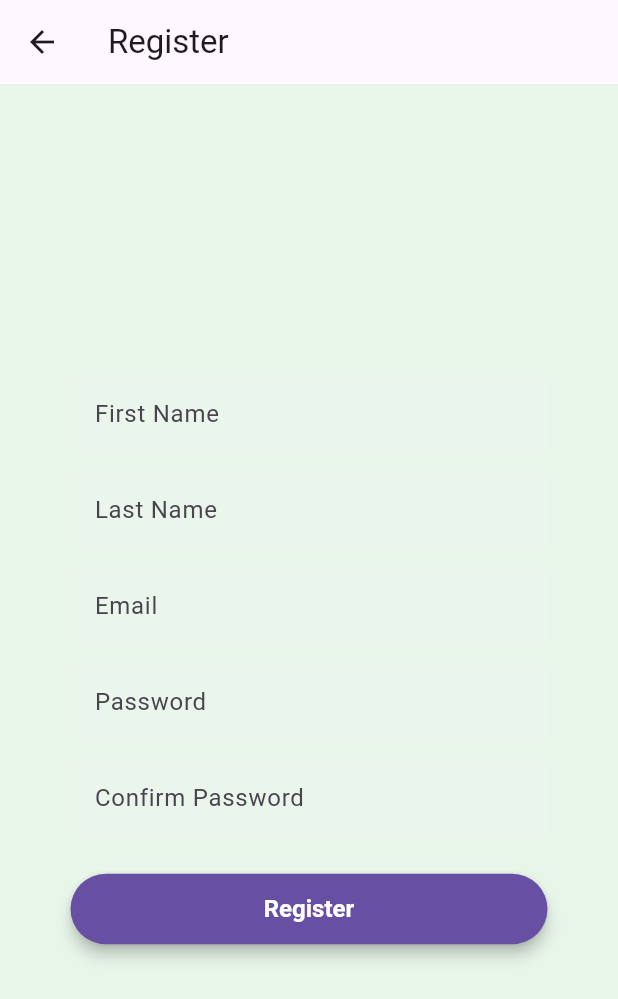
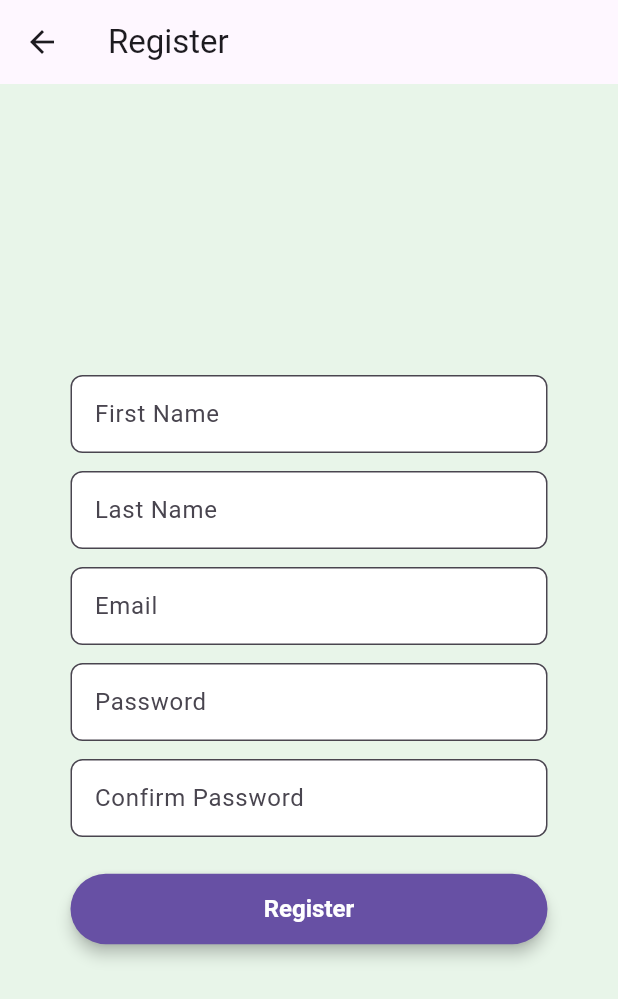
Before and after one commit to mutumamunyua/crophealthai_mobile, a Flutter app: the LoginScreen screen opened directly, after a tap on "Login", after a tap on "Register", on a phone screen of 412 x 824 dp. Shown: the top 999 px of the screen. Run offline on Flutter 3.47's test engine with Material 3 defaults, Android fonts, the light colour scheme and no system bars; our stand-ins replace firebase_auth, firebase_core, geolocator, image_picker, intl_phone_field, shared_preferences; accounts and stored records are empty; network calls fail.

Commit message:
fix: Improve UI and visibility on email login screen

```diff
--- a/lib/screens/login_screen.dart
+++ b/lib/screens/login_screen.dart
@@ -31,6 +31,7 @@
       _error = null;
     });
 
+    try {
       final resp = await http.post(
         Uri.parse('$backendBaseURL/auth/login'),
         headers: {'Content-Type': 'application/json'},
@@ -45,7 +46,6 @@
         final prefs = await SharedPreferences.getInstance();
         await prefs.setString('token', jwt);
 
-      // ◀ CHANGED: track a 7-day expiry so user stays logged in
         final expiry = DateTime.now().add(const Duration(days: 7));
         await prefs.setString('tokenExpiry', expiry.toIso8601String());
 
@@ -59,6 +59,10 @@
         final body = jsonDecode(resp.body);
         setState(() => _error = body['error'] ?? 'Login failed');
       }
+    } catch(e) {
+      setState(() => _error = 'An error occurred. Please try again.');
+    }
+
 
     setState(() => _loading = false);
   }
@@ -68,14 +72,17 @@
     final theme = Theme.of(context);
     final primaryColor = theme.colorScheme.primary;
     final secondaryColor = theme.colorScheme.secondary;
-    final fieldBg = Colors.white.withOpacity(0.1); // ◀ your translucent fill
-    const errorColor = Color(0xFFD32F2F); // ◀ your error text
+    // 🔴 MODIFIED: Changed the field background to be solid white
+    final fieldBg = Colors.white;
+    const errorColor = Color(0xFFD32F2F);
 
     return Scaffold(
       backgroundColor: kLoginBackground,
-      // ◀ ensures scaffold itself is off-white
+      // 🔴 MODIFIED: Styled AppBar to be visible against the background
       appBar: AppBar(
-        // ◀ UPDATED: elegant Poppins header
+        backgroundColor: kLoginBackground,
+        foregroundColor: Colors.black, // Ensures title and back arrow are black
+        elevation: 0, // Removes the shadow for a flat, clean look
         title: const Text(
           'Email Login',
           style: TextStyle(
@@ -85,33 +92,30 @@
           ),
         ),
       ),
-
-      // ─── BODY: full-screen container to paint kLoginBackground everywhere ───
       body: Container(
-        width: double.infinity, // ◀ NEW
-        height: double.infinity, // ◀ NEW
-        color: kLoginBackground, // ◀ NEW
-
+        width: double.infinity,
+        height: double.infinity,
+        color: kLoginBackground,
         child: Center(
           child: ConstrainedBox(
             constraints: const BoxConstraints(
-              maxWidth: 350, // ← PLAY WITH: 300, 350, 400
+              maxWidth: 350,
             ),
             child: Padding(
-              padding: const EdgeInsets.all(16), // ← PLAY WITH: overall padding
+              padding: const EdgeInsets.all(16),
               child: Column(
                 mainAxisSize: MainAxisSize.min,
                 children: [
-                  // ─── Email Field ───────────────────────
                   TextField(
                     controller: _emailCtrl,
                     decoration: InputDecoration(
                       filled: true,
                       fillColor: fieldBg,
                       labelText: 'Email',
+                      // 🔴 MODIFIED: Added a visible border
                       border: OutlineInputBorder(
                         borderRadius: BorderRadius.circular(8),
-                        borderSide: BorderSide.none,
+                        borderSide: BorderSide(color: Colors.grey.shade300),
                       ),
                       focusedBorder: OutlineInputBorder(
                         borderRadius: BorderRadius.circular(8),
@@ -124,17 +128,16 @@
                     keyboardType: TextInputType.emailAddress,
                   ),
                   const SizedBox(height: 16),
-
-                  // ─── Password Field ────────────────────
                   TextField(
                     controller: _passwordCtrl,
                     decoration: InputDecoration(
                       filled: true,
                       fillColor: fieldBg,
                       labelText: 'Password',
+                      // 🔴 MODIFIED: Added a visible border
                       border: OutlineInputBorder(
                         borderRadius: BorderRadius.circular(8),
-                        borderSide: BorderSide.none,
+                        borderSide: BorderSide(color: Colors.grey.shade300),
                       ),
                       focusedBorder: OutlineInputBorder(
                         borderRadius: BorderRadius.circular(8),
@@ -147,8 +150,6 @@
                     obscureText: true,
                   ),
                   const SizedBox(height: 24),
-
-                  // ─── Login Button ──────────────────────
                   SizedBox(
                     width: double.infinity,
                     child: ElevatedButton(
@@ -174,20 +175,15 @@
                       )
                           : const Text(
                         'Login',
-                        style: TextStyle(fontFamily: 'Poppins'), // ◀ UPDATED
+                        style: TextStyle(fontFamily: 'Poppins'),
                       ),
                     ),
                   ),
-
-                  // ─── Error Message ────────────────────
                   if (_error != null) ...[
                     const SizedBox(height: 16),
                     Text(_error!, style: const TextStyle(color: errorColor)),
                   ],
-
                   const SizedBox(height: 24),
-
-                  // ─── “Don’t have an account?” ─────────
                   Row(
                     mainAxisAlignment: MainAxisAlignment.center,
                     children: [
@@ -213,8 +209,6 @@
                       ),
                     ],
                   ),
-
-                  // ─── “Forgot Password?” ───────────────
                   TextButton(
                     onPressed: () =>
                         Navigator.push(
@@ -240,6 +234,7 @@
     );
   }
 }
+
 /// ─────────────────────────────────────────────────────────────────────────────
 /// 2) REGISTER SCREEN (in-file)
 /// ─────────────────────────────────────────────────────────────────────────────
@@ -273,7 +268,7 @@
   final _lastNameCtrl   = TextEditingController();
   final _emailCtrl      = TextEditingController();
   final _passwordCtrl   = TextEditingController();
-  final _confirmPwdCtrl = TextEditingController();          // ◀ CHANGED
+  final _confirmPwdCtrl = TextEditingController();
 
   bool _loading = false;
   String? _error;
@@ -281,7 +276,7 @@
   Future<void> _register() async {
     if (!_formKey.currentState!.validate()) return;
     if (_passwordCtrl.text.trim() != _confirmPwdCtrl.text.trim()) {
-      setState(() => _error = 'Passwords do not match');    // ◀ CHANGED
+      setState(() => _error = 'Passwords do not match');
       return;
     }
 
@@ -302,13 +297,13 @@
     );
 
     final theme          = Theme.of(context);
-    final secondaryColor = theme.colorScheme.secondary;      // ◀ CHANGED
+    final secondaryColor = theme.colorScheme.secondary;
 
     if (resp.statusCode == 201) {
       ScaffoldMessenger.of(context).showSnackBar(
         SnackBar(
           content: const Text('✅ Registered! Check your email.'),
-          backgroundColor: secondaryColor,                   // ◀ CHANGED
+          backgroundColor: secondaryColor,
         ),
       );
       Navigator.pop(context);
@@ -324,7 +319,7 @@
   Widget build(BuildContext context) {
     final theme        = Theme.of(context);
     final primaryColor = theme.colorScheme.primary;
-    final fieldBg      = Colors.white.withOpacity(0.1);
+    final fieldBg      = Colors.white; // 🔴 MODIFIED: Changed to solid white
 
     return Center(
       child: ConstrainedBox(
@@ -336,7 +331,6 @@
               key: _formKey,
               child: Column(
                 children: [
-                  // — First Name —
                   TextFormField(
                     controller: _firstNameCtrl,
                     decoration: InputDecoration(
@@ -345,29 +339,7 @@
                       labelText: 'First Name',
                       border: OutlineInputBorder(
                         borderRadius: BorderRadius.circular(8),
-                        borderSide: BorderSide.none,
-                      ),
-                      focusedBorder: OutlineInputBorder(
-                        borderRadius: BorderRadius.circular(8),
-                        borderSide: BorderSide(color: primaryColor, width: 2),
-                      ),
-                      contentPadding:
-                      const EdgeInsets.symmetric(horizontal: 12, vertical: 14),
-                    ),
-                    validator: (v) => v == null || v.isEmpty ? 'Required' : null,
-                  ),
-                  const SizedBox(height: 12), // ← PLAY WITH
-
-                  // — Last Name —
-                  TextFormField(
-                    controller: _lastNameCtrl,
-                    decoration: InputDecoration(
-                      filled: true,
-                      fillColor: fieldBg,
-                      labelText: 'Last Name',
-                      border: OutlineInputBorder(
-                        borderRadius: BorderRadius.circular(8),
-                        borderSide: BorderSide.none,
+                        borderSide: BorderSide(color: Colors.grey.shade300), // 🔴 MODIFIED
                       ),
                       focusedBorder: OutlineInputBorder(
                         borderRadius: BorderRadius.circular(8),
@@ -379,8 +351,26 @@
                     validator: (v) => v == null || v.isEmpty ? 'Required' : null,
                   ),
                   const SizedBox(height: 12),
-
-                  // — Email —
+                  TextFormField(
+                    controller: _lastNameCtrl,
+                    decoration: InputDecoration(
+                      filled: true,
+                      fillColor: fieldBg,
+                      labelText: 'Last Name',
+                      border: OutlineInputBorder(
+                        borderRadius: BorderRadius.circular(8),
+                        borderSide: BorderSide(color: Colors.grey.shade300), // 🔴 MODIFIED
+                      ),
+                      focusedBorder: OutlineInputBorder(
+                        borderRadius: BorderRadius.circular(8),
+                        borderSide: BorderSide(color: primaryColor, width: 2),
+                      ),
+                      contentPadding:
+                      const EdgeInsets.symmetric(horizontal: 12, vertical: 14),
+                    ),
+                    validator: (v) => v == null || v.isEmpty ? 'Required' : null,
+                  ),
+                  const SizedBox(height: 12),
                   TextFormField(
                     controller: _emailCtrl,
                     decoration: InputDecoration(
@@ -389,7 +379,7 @@
                       labelText: 'Email',
                       border: OutlineInputBorder(
                         borderRadius: BorderRadius.circular(8),
-                        borderSide: BorderSide.none,
+                        borderSide: BorderSide(color: Colors.grey.shade300), // 🔴 MODIFIED
                       ),
                       focusedBorder: OutlineInputBorder(
                         borderRadius: BorderRadius.circular(8),
@@ -402,8 +392,6 @@
                     validator: (v) => v != null && v.contains('@') ? null : 'Valid email',
                   ),
                   const SizedBox(height: 12),
-
-                  // — Password —
                   TextFormField(
                     controller: _passwordCtrl,
                     decoration: InputDecoration(
@@ -412,7 +400,7 @@
                       labelText: 'Password',
                       border: OutlineInputBorder(
                         borderRadius: BorderRadius.circular(8),
-                        borderSide: BorderSide.none,
+                        borderSide: BorderSide(color: Colors.grey.shade300), // 🔴 MODIFIED
                       ),
                       focusedBorder: OutlineInputBorder(
                         borderRadius: BorderRadius.circular(8),
@@ -426,8 +414,6 @@
                     v != null && v.length >= 8 ? null : 'Min 8 characters',
                   ),
                   const SizedBox(height: 12),
-
-                  // — Confirm Password —                      // ◀ CHANGED
                   TextFormField(
                     controller: _confirmPwdCtrl,
                     decoration: InputDecoration(
@@ -436,7 +422,7 @@
                       labelText: 'Confirm Password',
                       border: OutlineInputBorder(
                         borderRadius: BorderRadius.circular(8),
-                        borderSide: BorderSide.none,
+                        borderSide: BorderSide(color: Colors.grey.shade300), // 🔴 MODIFIED
                       ),
                       focusedBorder: OutlineInputBorder(
                         borderRadius: BorderRadius.circular(8),
@@ -450,21 +436,19 @@
                     v != _passwordCtrl.text ? 'Passwords do not match' : null,
                   ),
                   const SizedBox(height: 24),
-
-                  // — Register Button —
                   SizedBox(
                     width: double.infinity,
                     child: ElevatedButton(
                       onPressed: _loading ? null : _register,
                       style: ElevatedButton.styleFrom(
-                        backgroundColor: primaryColor,    // ◀ CHANGED
-                        foregroundColor: Colors.white,     // ◀ CHANGED
+                        backgroundColor: primaryColor,
+                        foregroundColor: Colors.white,
                         padding: const EdgeInsets.symmetric(
-                          vertical: 14, // ← PLAY WITH
+                          vertical: 14,
                         ),
                         shape: const StadiumBorder(),
                         textStyle: const TextStyle(
-                          fontSize: 16,  // ← PLAY WITH
+                          fontSize: 16,
                           fontWeight: FontWeight.w600,
                         ),
                         elevation: 4,
@@ -479,10 +463,9 @@
                           : const Text('Register'),
                     ),
                   ),
-
                   if (_error != null) ...[
                     const SizedBox(height: 16),
-                    Text(_error!, style: TextStyle(color: Colors.red.shade700)), // ◀ CHANGED
+                    Text(_error!, style: TextStyle(color: Colors.red.shade700)),
                   ],
                 ],
               ),
@@ -552,7 +535,7 @@
         ScaffoldMessenger.of(context).showSnackBar(
           SnackBar(
             content: const Text('Password reset email sent!'),
-            backgroundColor: Theme.of(context).colorScheme.secondary, // ◀ CHANGED
+            backgroundColor: Theme.of(context).colorScheme.secondary,
           ),
         );
       } else {
@@ -560,7 +543,7 @@
         final err  = body['error'] ?? 'Failed to send reset link';
         setState(() => _error = err);
         ScaffoldMessenger.of(context).showSnackBar(
-          SnackBar(content: Text(err)), // ◀ CHANGED
+          SnackBar(content: Text(err)),
         );
       }
     } catch (_) {
@@ -577,8 +560,8 @@
   Widget build(BuildContext context) {
     final theme        = Theme.of(context);
     final primaryColor = theme.colorScheme.primary;
-    final fieldBg      = Colors.white.withOpacity(0.1);
-    const errorColor   = Color(0xFFD32F2F); // ◀ CHANGED
+    final fieldBg      = Colors.white; // 🔴 MODIFIED: Changed to solid white
+    const errorColor   = Color(0xFFD32F2F);
 
     return Center(
       child: ConstrainedBox(
@@ -588,7 +571,6 @@
           child: Column(
             mainAxisSize: MainAxisSize.min,
             children: [
-              // — Email Field —
               TextField(
                 controller: _emailCtrl,
                 decoration: InputDecoration(
@@ -597,7 +579,7 @@
                   labelText: 'Email',
                   border: OutlineInputBorder(
                     borderRadius: BorderRadius.circular(8),
-                    borderSide: BorderSide.none,
+                    borderSide: BorderSide(color: Colors.grey.shade300), // 🔴 MODIFIED
                   ),
                   focusedBorder: OutlineInputBorder(
                     borderRadius: BorderRadius.circular(8),
@@ -609,21 +591,19 @@
                 keyboardType: TextInputType.emailAddress,
               ),
               const SizedBox(height: 24),
-
-              // — Send Reset Email Button —
               SizedBox(
                 width: double.infinity,
                 child: ElevatedButton(
                   onPressed: _loading ? null : _requestReset,
                   style: ElevatedButton.styleFrom(
-                    backgroundColor: primaryColor,    // ◀ CHANGED
-                    foregroundColor: Colors.white,     // ◀ CHANGED
+                    backgroundColor: primaryColor,
+                    foregroundColor: Colors.white,
                     padding: const EdgeInsets.symmetric(
-                      vertical: 14, // ← PLAY WITH
+                      vertical: 14,
                     ),
                     shape: const StadiumBorder(),
                     textStyle: const TextStyle(
-                      fontSize: 16, // ← PLAY WITH
+                      fontSize: 16,
                       fontWeight: FontWeight.w600,
                     ),
                     elevation: 4,
@@ -638,18 +618,16 @@
                       : const Text('Send Reset Email'),
                 ),
               ),
-
               if (_message != null) ...[
                 const SizedBox(height: 16),
                 Text(
                   _message!,
-                  style: TextStyle(color: Theme.of(context).colorScheme.secondary), // ◀ CHANGED
+                  style: TextStyle(color: Theme.of(context).colorScheme.secondary),
                 ),
               ],
-
               if (_error != null) ...[
                 const SizedBox(height: 16),
-                Text(_error!, style: TextStyle(color: Colors.red.shade700)),          // ◀ CHANGED
+                Text(_error!, style: TextStyle(color: Colors.red.shade700)),
               ],
             ],
           ),
```
Lines whose indentation alone changed are shown as unchanged.
